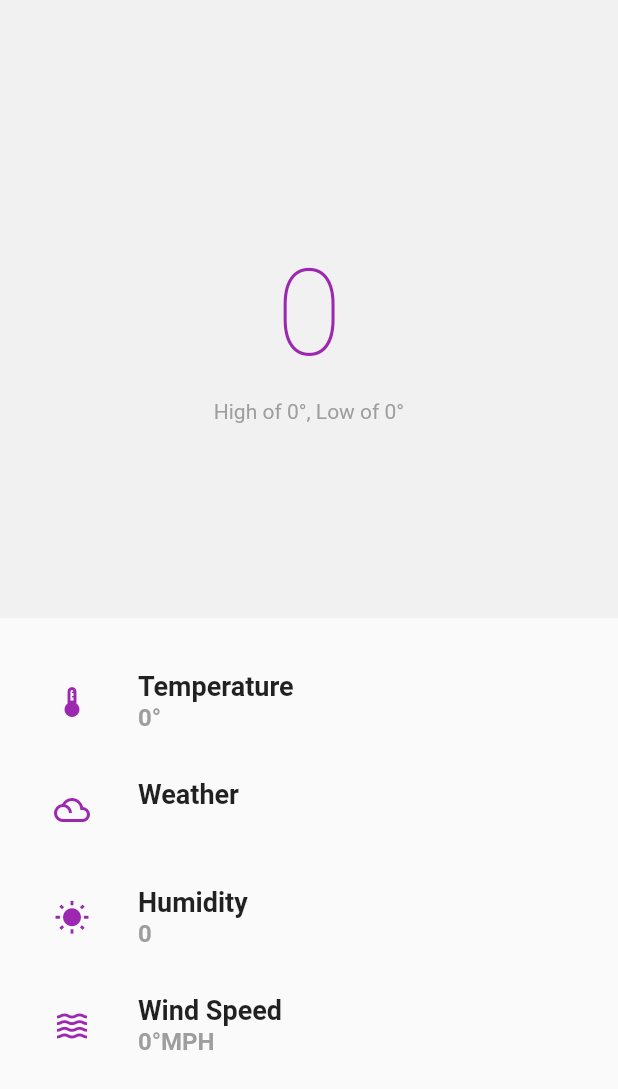
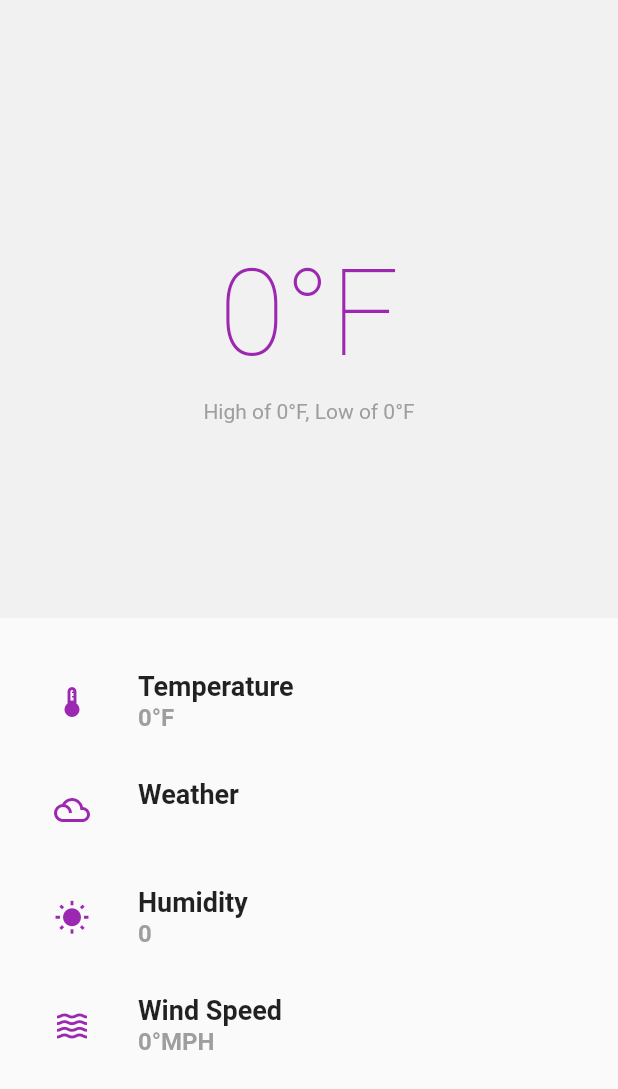
Before and after one commit to akamaotto/clima3, a Flutter app: the MainWidget widget shown alone on an empty page, opened directly with empty values, on a phone screen of 412 x 824 dp. Shown: the top 1089 px of the screen. Run offline on Flutter 3.47's test engine with Material 2 defaults, Android fonts, the phone set to English and light mode, and no system bars; network calls fail.

Commit message:
added F for farenheight in different places

```diff
--- a/lib/widgets/main_widget.dart
+++ b/lib/widgets/main_widget.dart
@@ -40,7 +40,7 @@ class MainWidget extends StatelessWidget {
               Padding(
                 padding: const EdgeInsets.only(top: 10.0, bottom: 10.0),
                 child: Text(
-                  temp.toInt().toString(),
+                  "${temp.toInt().toString()}°F",
                   style: const TextStyle(
                       color: Colors.purple,
                       fontSize: 80,
@@ -48,7 +48,7 @@ class MainWidget extends StatelessWidget {
                 ),
               ),
               Text(
-                "High of ${tempMax.toInt().toString()}°, Low of ${tempMin.toInt().toString()}°",
+                "High of ${tempMax.toInt().toString()}°F, Low of ${tempMin.toInt().toString()}°F",
                 style: const TextStyle(color: Color(0xFF9e9e9e)),
               )
             ],
@@ -62,7 +62,7 @@ class MainWidget extends StatelessWidget {
               WeatherTile(
                 icon: Icons.thermostat_outlined,
                 title: "Temperature",
-                subtitle: "${temp.toInt().toString()}°",
+                subtitle: "${temp.toInt().toString()}°F",
               ),
               WeatherTile(
                 icon: Icons.filter_drama_outlined,
```
